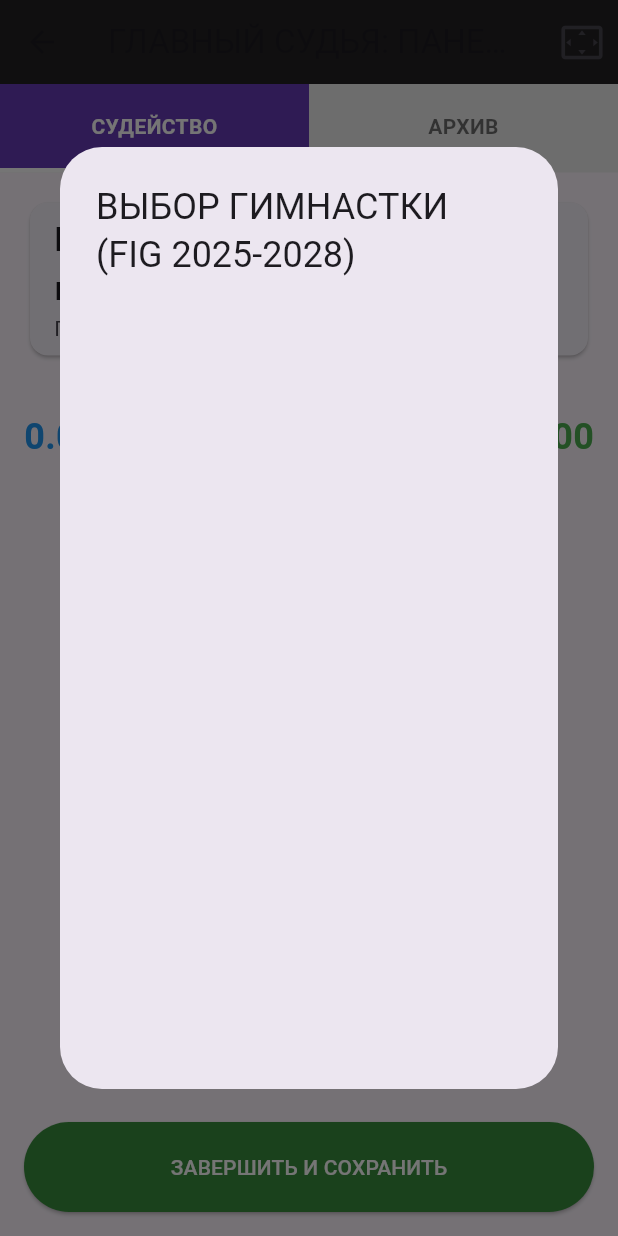
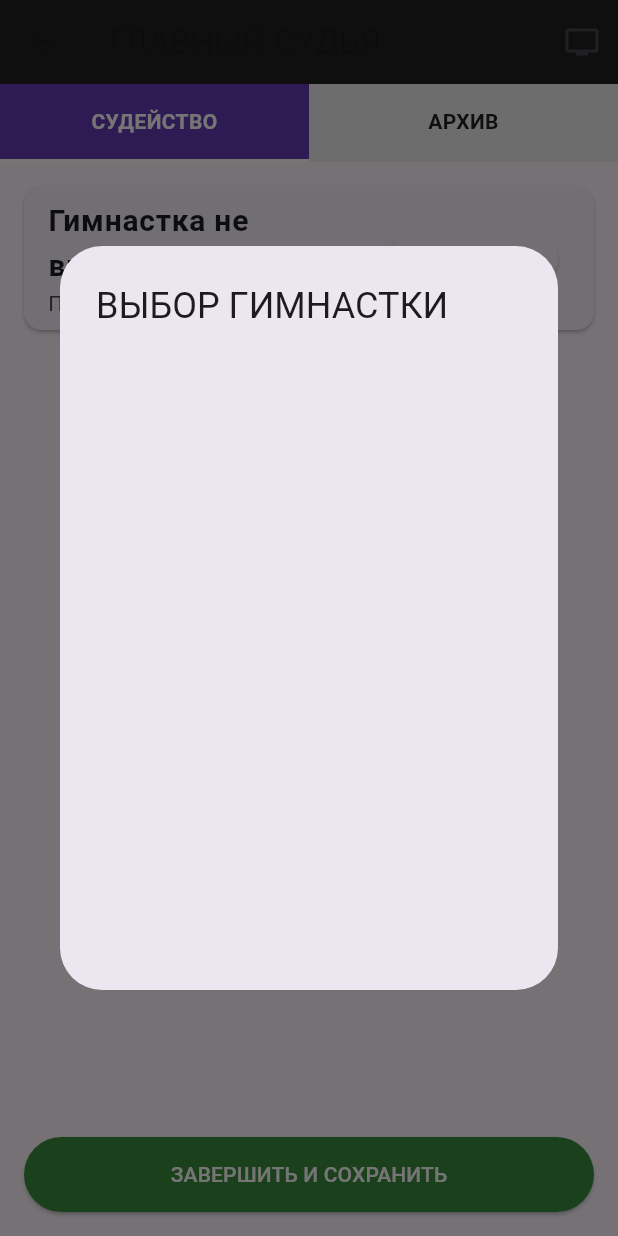
Before and after one commit to Benzokz/rg_judging_fig, a Flutter app: the HeadJudgeScreen screen opened directly, after a tap on "ВЫБРАТЬ", on a phone screen of 412 x 824 dp. Run offline on Flutter 3.47's test engine with Material 3 defaults, Android fonts, the phone set to English and light mode, and no system bars; our stand-ins replace cloud_firestore, firebase_core, web; missing offline and left inert: dart:js_interop, excel; accounts and stored records are empty; statements that could not run were skipped.

Commit message:
fix: updated head judge screen and fixed excel export

```diff
--- a/lib/screens/head_judge_screen.dart
+++ b/lib/screens/head_judge_screen.dart
@@ -16,16 +16,15 @@ class HeadJudgeScreen extends StatefulWidget {
 class _HeadJudgeScreenState extends State<HeadJudgeScreen> {
   int _currentTab = 0;
 
-  // Метод для выгрузки Excel
   void _downloadExcel(Map<String, dynamic> data) {
     var excel = Excel.createExcel();
     Sheet sheet = excel['Протокол'];
     sheet.appendRow([TextCellValue('ПРОТОКОЛ РЕЗУЛЬТАТОВ')]);
     sheet.appendRow([TextCellValue('Гимнастка: ${data['gymnastName']}')]);
     sheet.appendRow([TextCellValue('Предмет: ${data['apparatus']}')]);
-    sheet.appendRow([TextCellValue('D: ${data['finalD']}')]);
-    sheet.appendRow([TextCellValue('A: ${data['finalA']}')]);
-    sheet.appendRow([TextCellValue('E: ${data['finalE']}')]);
+    sheet.appendRow([TextCellValue('D: ${data['finalD'] ?? 0.0}')]);
+    sheet.appendRow([TextCellValue('A: ${data['finalA'] ?? 0.0}')]);
+    sheet.appendRow([TextCellValue('E: ${data['finalE'] ?? 0.0}')]);
     sheet.appendRow([TextCellValue('ИТОГО: ${data['total']}')]);
 
     final bytes = excel.encode()!;
@@ -34,19 +33,28 @@ class _HeadJudgeScreenState extends State<HeadJudgeScreen> {
     final url = web.URL.createObjectURL(blob);
     final anchor = web.document.createElement('a') as web.HTMLAnchorElement;
     anchor.href = url;
-    anchor.download = "Protocol_${data['gymnastName']}.xlsx";
+    anchor.download = "Result_${data['gymnastName']}.xlsx";
     anchor.click();
     web.URL.revokeObjectURL(url);
+  }
+
+  double _calculateFigScore(List<double> scores) {
+    if (scores.isEmpty) return 0.0;
+    if (scores.length <= 2) return scores.reduce((a, b) => a + b) / scores.length;
+    List<double> sorted = List.from(scores)..sort();
+    sorted.removeAt(0);
+    sorted.removeLast();
+    return sorted.reduce((a, b) => a + b) / sorted.length;
   }
 
   void _selectGymnast() {
     showDialog(
       context: context,
       builder: (context) => AlertDialog(
-        title: const Text('ВЫБОР ГИМНАСТКИ (FIG 2025-2028)'),
+        title: const Text('ВЫБОР ГИМНАСТКИ'),
         content: SizedBox(
           width: double.maxFinite,
-          height: 500,
+          height: 400,
           child: StreamBuilder<QuerySnapshot>(
             stream: FirebaseFirestore.instance.collection('gymnasts').snapshots(),
             builder: (context, snapshot) {
@@ -57,9 +65,7 @@ class _HeadJudgeScreenState extends State<HeadJudgeScreen> {
                 itemBuilder: (ctx, i) {
                   final data = list[i].data() as Map<String, dynamic>;
                   return ListTile(
-                    leading: const Icon(Icons.person_add),
-                    title: Text(data['fullName'] ?? ''),
-                    subtitle: Text(data['school'] ?? ''),
+                    title: Text(data['fullName'] ?? 'Без имени'),
                     onTap: () async {
                       await FirebaseFirestore.instance.collection('routines').doc('current').set({
                         'gymnastName': data['fullName'],
@@ -78,18 +84,8 @@ class _HeadJudgeScreenState extends State<HeadJudgeScreen> {
     );
   }
 
-  double _calculateFigScore(List<double> scores) {
-    if (scores.isEmpty) return 0.0;
-    if (scores.length <= 2) return scores.reduce((a, b) => a + b) / scores.length;
-    List<double> sorted = List.from(scores)..sort();
-    sorted.removeAt(0);
-    sorted.removeLast();
-    return sorted.reduce((a, b) => a + b) / sorted.length;
-  }
-
   Future<void> _finishPerformance(String name, String app, double d, double a, double e, double total) async {
     if (name == "Ожидание..." || name.isEmpty) return;
-
     await FirebaseFirestore.instance.collection('history').add({
       'gymnastName': name,
       'apparatus': app,
@@ -99,10 +95,8 @@ class _HeadJudgeScreenState extends State<HeadJudgeScreen> {
       'total': total,
       'date': FieldValue.serverTimestamp(),
     });
-
     final scores = await FirebaseFirestore.instance.collection('routines').doc('current').collection('scores').get();
     for (var doc in scores.docs) { await doc.reference.delete(); }
-
     await FirebaseFirestore.instance.collection('routines').doc('current').update({
       'gymnastName': 'Ожидание...',
       'apparatus': '-',
@@ -113,24 +107,21 @@ class _HeadJudgeScreenState extends State<HeadJudgeScreen> {
   Widget build(BuildContext context) {
     return Scaffold(
       appBar: AppBar(
-        title: const Text('ГЛАВНЫЙ СУДЬЯ: ПАНЕЛЬ УПРАВЛЕНИЯ'),
+        title: const Text('ГЛАВНЫЙ СУДЬЯ'),
         backgroundColor: Colors.black87,
         actions: [
           IconButton(
-            icon: const Icon(Icons.settings_overscan, size: 30),
+            icon: const Icon(Icons.tv),
             onPressed: () => Navigator.push(context, MaterialPageRoute(builder: (_) => const TvScreen())),
           ),
         ],
       ),
       body: Column(
         children: [
-          Container(
-            color: Colors.grey[200],
-            child: Row(children: [
+          Row(children: [
             _tabBtn("СУДЕЙСТВО", 0),
             _tabBtn("АРХИВ", 1),
           ]),
-          ),
           Expanded(child: _currentTab == 0 ? _buildMainSystem() : _buildHistory()),
         ],
       ),
@@ -141,15 +132,12 @@ class _HeadJudgeScreenState extends State<HeadJudgeScreen> {
     child: InkWell(
       onTap: () => setState(() => _currentTab = i),
       child: Container(
-        padding: const EdgeInsets.all(18),
+        padding: const EdgeInsets.all(15),
         decoration: BoxDecoration(
-          color: _currentTab == i ? Colors.deepPurple : Colors.transparent,
-          border: Border(bottom: BorderSide(color: _currentTab == i ? Colors.white : Colors.transparent, width: 3)),
+          color: _currentTab == i ? Colors.deepPurple : Colors.grey[200],
+          border: Border(bottom: BorderSide(color: _currentTab == i ? Colors.white : Colors.transparent, width: 2)),
         ),
-        child: Text(t, textAlign: TextAlign.center, style: TextStyle(
-          color: _currentTab == i ? Colors.white : Colors.black54,
-          fontWeight: FontWeight.bold
-        )),
+        child: Text(t, textAlign: TextAlign.center, style: TextStyle(color: _currentTab == i ? Colors.white : Colors.black87, fontWeight: FontWeight.bold)),
       ),
     ),
   );
@@ -171,7 +159,6 @@ class _HeadJudgeScreenState extends State<HeadJudgeScreen> {
               final data = d.data() as Map<String, dynamic>;
               grouped.putIfAbsent(data['role'], () => []).add((data['score'] as num).toDouble());
             }
-
             double dFinal = _calculateFigScore(grouped['DB'] ?? []) + _calculateFigScore(grouped['DA'] ?? []);
             double aFinal = _calculateFigScore(grouped['A'] ?? []);
             double eFinal = _calculateFigScore(grouped['E'] ?? []);
@@ -179,49 +166,30 @@ class _HeadJudgeScreenState extends State<HeadJudgeScreen> {
 
             return Column(
               children: [
-                Padding(
-                  padding: const EdgeInsets.all(16),
-                  child: Card(
-                    child: ListTile(
-                      title: Text(gymnastName, style: const TextStyle(fontSize: 22, fontWeight: FontWeight.bold)),
+                Card(margin: const EdgeInsets.all(16), child: ListTile(
+                  title: Text(gymnastName, style: const TextStyle(fontSize: 20, fontWeight: FontWeight.bold)),
                   subtitle: Text("ПРЕДМЕТ: $apparatus"),
                   trailing: ElevatedButton(onPressed: _selectGymnast, child: const Text("ВЫБРАТЬ")),
-                    ),
-                  ),
-                ),
-                Padding(
-                  padding: const EdgeInsets.symmetric(horizontal: 16),
-                  child: Row(
-                    mainAxisAlignment: MainAxisAlignment.spaceBetween,
-                    children: [
+                )),
+                Row(mainAxisAlignment: MainAxisAlignment.spaceEvenly, children: [
                   _scoreBox("D", dFinal, Colors.blue),
                   _scoreBox("A", aFinal, Colors.orange),
                   _scoreBox("E", eFinal, Colors.green),
-                    ],
-                  ),
-                ),
-                const SizedBox(height: 20),
-                Text(total.toStringAsFixed(3), style: const TextStyle(fontSize: 80, fontWeight: FontWeight.black, color: Colors.deepPurple)),
-                Expanded(
-                  child: ListView.builder(
+                ]),
+                const SizedBox(height: 10),
+                Text(total.toStringAsFixed(3), style: const TextStyle(fontSize: 60, fontWeight: FontWeight.black, color: Colors.deepPurple)),
+                Expanded(child: ListView.builder(
                   itemCount: docs.length,
                   itemBuilder: (context, i) {
                     final data = docs[i].data() as Map<String, dynamic>;
-                      return ListTile(
-                        title: Text("Судья ${data['role']}"),
-                        trailing: Text("${data['score']}", style: const TextStyle(fontWeight: FontWeight.bold)),
-                      );
+                    return ListTile(title: Text("Судья ${data['role']}"), trailing: Text("${data['score']}"));
                   },
-                  ),
-                ),
-                Padding(
-                  padding: const EdgeInsets.all(16),
-                  child: ElevatedButton(
-                    style: ElevatedButton.styleFrom(backgroundColor: Colors.green[700], minimumSize: const Size(double.infinity, 60)),
+                )),
+                Padding(padding: const EdgeInsets.all(16), child: ElevatedButton(
+                  style: ElevatedButton.styleFrom(backgroundColor: Colors.green[700], minimumSize: const Size(double.infinity, 50)),
                   onPressed: () => _finishPerformance(gymnastName, apparatus, dFinal, aFinal, eFinal, total),
                   child: const Text("ЗАВЕРШИТЬ И СОХРАНИТЬ", style: TextStyle(color: Colors.white)),
-                  ),
-                )
+                ))
               ],
             );
           },
@@ -230,12 +198,10 @@ class _HeadJudgeScreenState extends State<HeadJudgeScreen> {
     );
   }
 
-  Widget _scoreBox(String label, double val, Color c) => Column(
-    children: [
-      Text(label, style: const TextStyle(fontSize: 12, fontWeight: FontWeight.bold)),
-      Text(val.toStringAsFixed(3), style: TextStyle(fontSize: 24, fontWeight: FontWeight.bold, color: c)),
-    ],
-  );
+  Widget _scoreBox(String label, double val, Color c) => Column(children: [
+    Text(label, style: const TextStyle(fontWeight: FontWeight.bold)),
+    Text(val.toStringAsFixed(3), style: TextStyle(fontSize: 20, color: c, fontWeight: FontWeight.bold)),
+  ]);
 
   Widget _buildHistory() {
     return StreamBuilder<QuerySnapshot>(
@@ -245,18 +211,11 @@ class _HeadJudgeScreenState extends State<HeadJudgeScreen> {
         return ListView.builder(
           itemCount: snap.data!.docs.length,
           itemBuilder: (context, i) {
-            final doc = snap.data!.docs[i];
-            final d = doc.data() as Map<String, dynamic>;
+            final d = snap.data!.docs[i].data() as Map<String, dynamic>;
             return ListTile(
               title: Text(d['gymnastName']),
-              subtitle: Text(d['apparatus']),
-              trailing: Row(
-                mainAxisSize: MainAxisSize.min,
-                children: [
-                  Text(d['total'].toStringAsFixed(3), style: const TextStyle(fontWeight: FontWeight.bold)),
-                  IconButton(icon: const Icon(Icons.download), onPressed: () => _downloadExcel(d)),
-                ],
-              ),
+              subtitle: Text("${d['apparatus']} | ${d['total'].toStringAsFixed(3)}"),
+              trailing: IconButton(icon: const Icon(Icons.download), onPressed: () => _downloadExcel(d)),
             );
           },
         );
```
Lines whose indentation alone changed are shown as unchanged.
